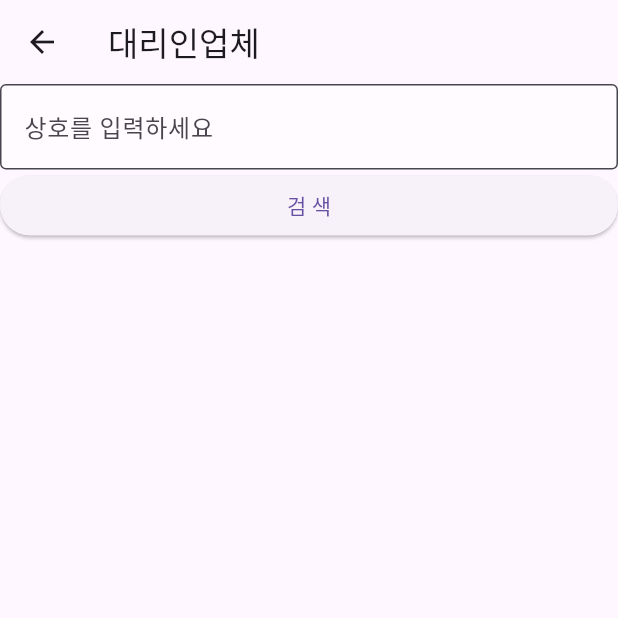
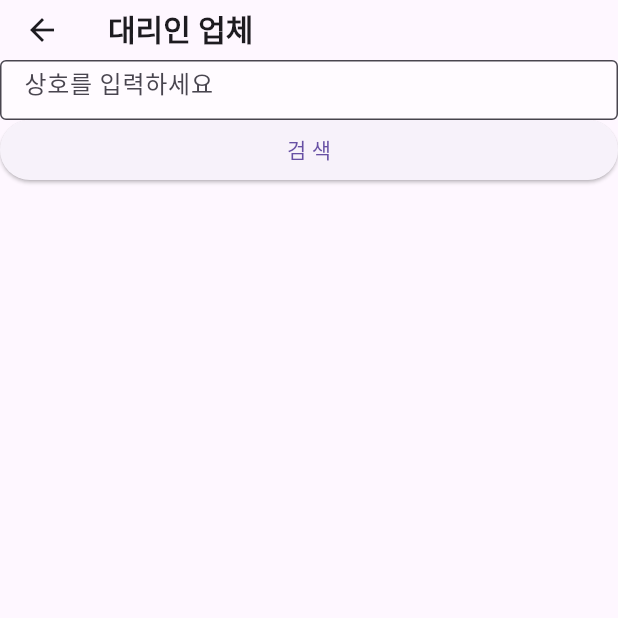
Before and after one commit to sonwoo/ship_5bv_app, a Flutter app: the StmstScreen screen opened directly, on a phone screen of 412 x 824 dp, the top half of it. Run offline on Flutter 3.47's test engine with Material 3 defaults, Android fonts, the phone set to English and light mode, and no system bars; our stand-ins replace dio, shared_preferences; accounts and stored records are empty; network calls fail.

Commit message:
Merge remote-tracking branch 'origin/master'
# Conflicts:
#	lib/main.dart

```diff
--- a/lib/screen/stmst_screen.dart
+++ b/lib/screen/stmst_screen.dart
@@ -19,11 +19,20 @@ class _StmstScreenState extends State<StmstScreen> {
   Widget build(BuildContext context) {
     return Scaffold(
         appBar: AppBar(
-        title: const Text('대리인업체'),
+          toolbarHeight: 40,
+          title: const Text(
+            '대리인 업체',
+            style: TextStyle(
+              fontSize: 20,
+              fontWeight: FontWeight.bold,
+            ),
+          ),
         ),
         body: Column(
           children: [
-            TextField(
+            SizedBox(
+              height: 40,
+              child: TextField(
                 controller: _searchController,
                 decoration: InputDecoration(
                   hintText: "상호를 입력하세요",
@@ -32,18 +41,23 @@ class _StmstScreenState extends State<StmstScreen> {
                   fillColor: Colors.white54,
                 ),
               ),
+            ),
             SizedBox(
+                height: 40,
                 width: double.infinity,
-                child: ElevatedButton(onPressed: () {
+                child: ElevatedButton(
+                  onPressed: () {
                     _performSearch();
                   },
-             child: const Text("   검 색   "),)),
-            const SizedBox(height: 10),
+                  child: const Text("   검 색   "),
+                )),
+            const SizedBox(height: 5),
             Expanded(
-              child: _isLoading ? Center(child: CircularProgressIndicator())
+              child: _isLoading
+                  ? Center(child: CircularProgressIndicator())
                   : ListView.separated(
                       padding: const EdgeInsets.all(8),
-                itemCount: _searchResults.length,  // 카드뷰 갯수
+                      itemCount: _searchResults.length, // 카드뷰 갯수
                       itemBuilder: (context, index) {
                         final item = _searchResults[index];
                         return Card(
@@ -54,8 +68,13 @@ class _StmstScreenState extends State<StmstScreen> {
                                 title: Column(
                                   crossAxisAlignment: CrossAxisAlignment.start,
                                   children: [
-                              Text('코드: ${item.CUST_CD}'),
-                              Text('사업자 번호: ${item.ETPR_NO}'),
+                                    Text(
+                                      '사업자 번호: ${item.ETPR_NO}',
+                                      style: const TextStyle(
+                                        fontSize: 15,
+                                        fontWeight: FontWeight.bold,
+                                      ),
+                                    ),
                                   ],
                                 ),
                                 subtitle: Column(
@@ -66,8 +85,12 @@ class _StmstScreenState extends State<StmstScreen> {
                                   ],
                                 ),
                                 onTap: () {
-                            Navigator.pop(context,{'SSD_AGNT_CD': item.CUST_CD,'SSD_AGNT_MK' : item.SUPL_CD,'SSD_AGNT_NM':item.CUST_NM});
-                          } ,
+                                  Navigator.pop(context, {
+                                    'SSD_AGNT_CD': item.CUST_CD,
+                                    'SSD_AGNT_MK': item.SUPL_CD,
+                                    'SSD_AGNT_NM': item.CUST_NM
+                                  });
+                                },
                               ),
                             ],
                           ),
@@ -79,8 +102,7 @@ class _StmstScreenState extends State<StmstScreen> {
                     ),
             )
           ],
-        )
-    );
+        ));
   }
 
   void _performSearch() async {
@@ -98,7 +120,5 @@ class _StmstScreenState extends State<StmstScreen> {
       _searchResults = results;
       _isLoading = false;
     });
-
   }
-
 }
```
Lines whose indentation alone changed are shown as unchanged.
